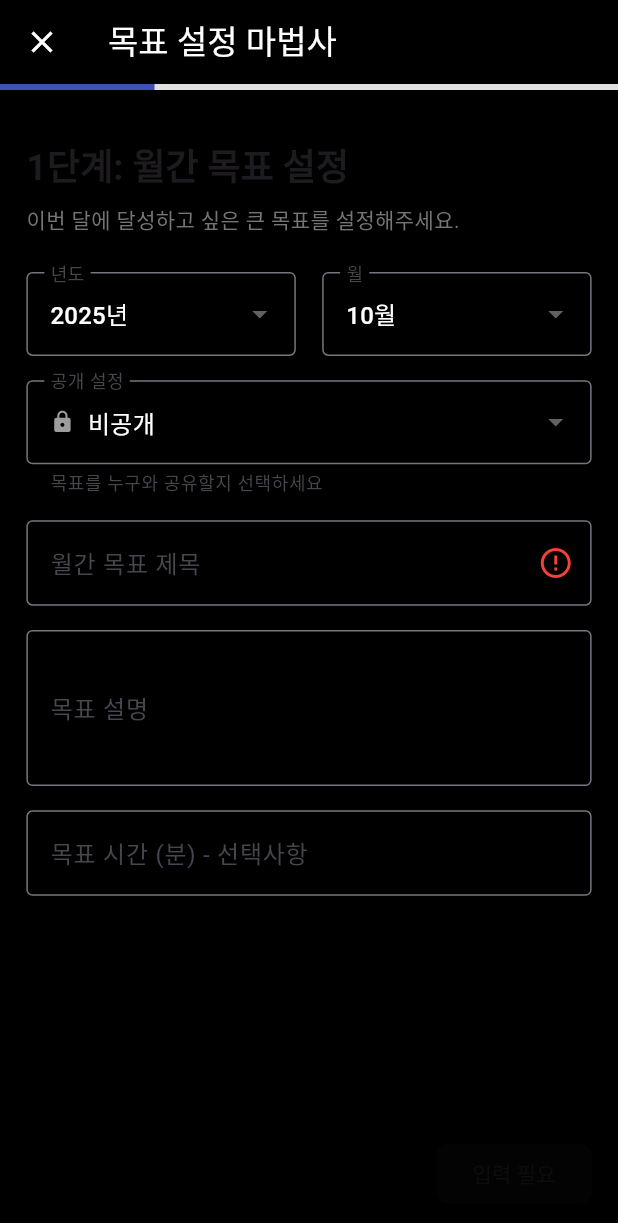
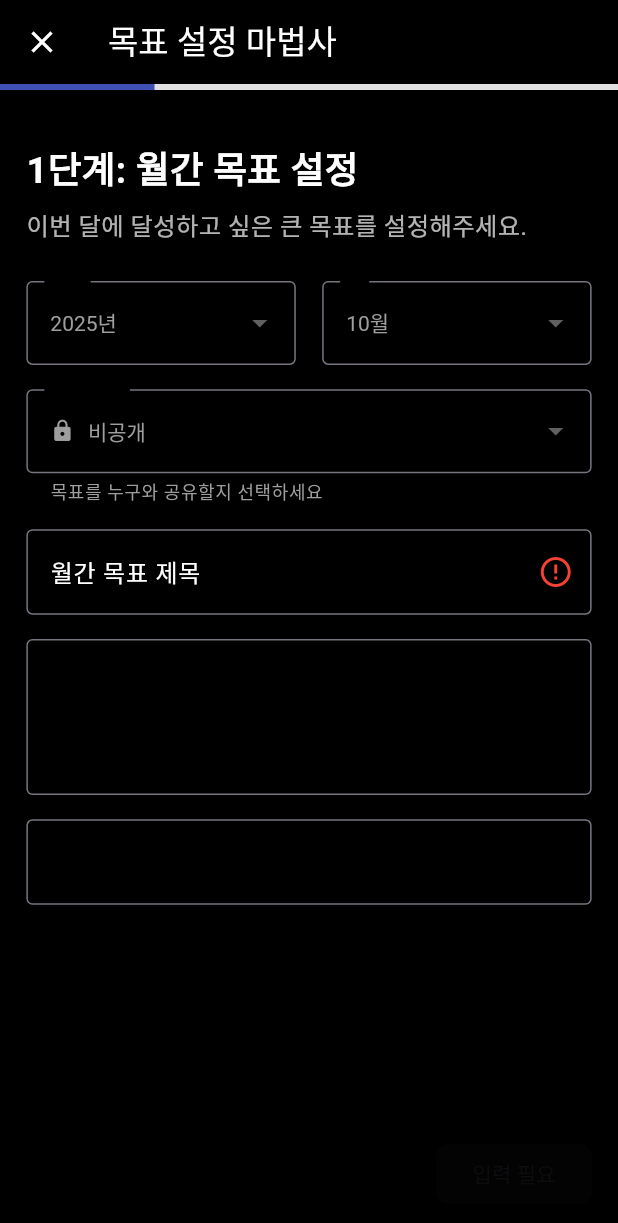
Before and after one commit to wisdom08/otf, a Flutter app: the GoalCreationWizard screen opened directly, on a phone screen of 412 x 824 dp. Shown: the top 1223 px of the screen. Run offline on Flutter 3.47's test engine with Material 3 defaults, Android fonts, the phone set to English and light mode, and no system bars; our stand-ins replace confetti, flutter_screenutil, google_fonts, shared_preferences; accounts and stored records are empty.

Commit message:
fix: 목표 설정 마법사 텍스트 색상 최종 수정
- 드롭다운 메뉴 내부 텍스트를 회색으로 변경 (연월, 공개여부)
- 각 단계별 제목과 설명 텍스트를 명시적 TextStyle로 흰색 설정
- Theme.of(context) 대신 직접 TextStyle 사용하여 색상 오버라이드 보장
- 1단계~4단계 모든 제목과 설명 텍스트가 흰색으로 명확히 표시
- 다크 테마에서 완벽한 가독성 확보

```diff
--- a/lib/presentation/pages/goal/goal_creation_wizard.dart
+++ b/lib/presentation/pages/goal/goal_creation_wizard.dart
@@ -30,10 +30,17 @@ class _GoalCreationWizardState extends State<GoalCreationWizard> {
   @override
   Widget build(BuildContext context) {
     return Scaffold(
+      backgroundColor: Colors.black,
       appBar: AppBar(
-        title: const Text('목표 설정 마법사'),
+        title: const Text(
+          '목표 설정 마법사',
+          style: TextStyle(color: Colors.white),
+        ),
+        backgroundColor: Colors.black,
+        foregroundColor: Colors.white,
+        elevation: 0,
         leading: IconButton(
-          icon: const Icon(Icons.close),
+          icon: const Icon(Icons.close, color: Colors.white),
           onPressed: () => Navigator.pop(context),
         ),
       ),
@@ -107,16 +114,19 @@ class _GoalCreationWizardState extends State<GoalCreationWizard> {
           children: [
             Text(
               '1단계: 월간 목표 설정',
-              style: Theme.of(
-                context,
-              ).textTheme.headlineSmall?.copyWith(fontWeight: FontWeight.bold),
+              style: TextStyle(
+                fontSize: 24.sp,
+                fontWeight: FontWeight.bold,
+                color: Colors.white,
+              ),
             ),
             SizedBox(height: 8.h),
             Text(
               '이번 달에 달성하고 싶은 큰 목표를 설정해주세요.',
-              style: Theme.of(
-                context,
-              ).textTheme.bodyMedium?.copyWith(color: Colors.grey[600]),
+              style: TextStyle(
+                fontSize: 16.sp,
+                color: Colors.white70,
+              ),
             ),
             SizedBox(height: 24.h),
 
@@ -128,13 +138,19 @@ class _GoalCreationWizardState extends State<GoalCreationWizard> {
                     value: _selectedYear,
                     decoration: const InputDecoration(
                       labelText: '년도',
+                      labelStyle: TextStyle(color: Colors.black87),
                       border: OutlineInputBorder(),
                     ),
+                    dropdownColor: Colors.white,
+                    style: const TextStyle(color: Colors.white),
                     items: List.generate(5, (index) {
                       final year = DateTime.now().year + index;
                       return DropdownMenuItem(
                         value: year,
-                        child: Text('$year년'),
+                        child: Text(
+                          '$year년',
+                          style: const TextStyle(color: Colors.grey),
+                        ),
                       );
                     }),
                     onChanged: (value) {
@@ -150,13 +166,19 @@ class _GoalCreationWizardState extends State<GoalCreationWizard> {
                     value: _selectedMonth,
                     decoration: const InputDecoration(
                       labelText: '월',
+                      labelStyle: TextStyle(color: Colors.black87),
                       border: OutlineInputBorder(),
                     ),
+                    dropdownColor: Colors.white,
+                    style: const TextStyle(color: Colors.white),
                     items: List.generate(12, (index) {
                       final month = index + 1;
                       return DropdownMenuItem(
                         value: month,
-                        child: Text('$month월'),
+                        child: Text(
+                          '$month월',
+                          style: const TextStyle(color: Colors.grey),
+                        ),
                       );
                     }),
                     onChanged: (value) {
@@ -175,9 +197,13 @@ class _GoalCreationWizardState extends State<GoalCreationWizard> {
               value: _monthlyPrivacy,
               decoration: const InputDecoration(
                 labelText: '공개 설정',
+                labelStyle: TextStyle(color: Colors.black87),
                 border: OutlineInputBorder(),
                 helperText: '목표를 누구와 공유할지 선택하세요',
+                helperStyle: TextStyle(color: Colors.grey),
               ),
+              dropdownColor: Colors.white,
+              style: const TextStyle(color: Colors.white),
               items: GoalPrivacy.values.map((privacy) {
                 return DropdownMenuItem(
                   value: privacy,
@@ -189,7 +215,10 @@ class _GoalCreationWizardState extends State<GoalCreationWizard> {
                         color: _getPrivacyColor(privacy),
                       ),
                       SizedBox(width: 8.w),
-                      Text(GoalService.getPrivacyLabel(privacy)),
+                      Text(
+                        GoalService.getPrivacyLabel(privacy),
+                        style: const TextStyle(color: Colors.grey),
+                      ),
                     ],
                   ),
                 );
@@ -204,9 +233,12 @@ class _GoalCreationWizardState extends State<GoalCreationWizard> {
 
             TextField(
               key: const ValueKey('monthly_title'),
+              style: const TextStyle(color: Colors.white),
               decoration: InputDecoration(
                 labelText: '월간 목표 제목',
+                labelStyle: const TextStyle(color: Colors.white),
                 hintText: '예: Flutter 앱 개발 완성하기',
+                hintStyle: const TextStyle(color: Colors.grey),
                 border: const OutlineInputBorder(),
                 suffixIcon: _monthlyTitle.isNotEmpty
                     ? const Icon(Icons.check_circle, color: Colors.green)
@@ -221,9 +253,12 @@ class _GoalCreationWizardState extends State<GoalCreationWizard> {
             SizedBox(height: 16.h),
 
             TextField(
+              style: const TextStyle(color: Colors.white),
               decoration: const InputDecoration(
                 labelText: '목표 설명',
+                labelStyle: TextStyle(color: Colors.black87),
                 hintText: '구체적인 목표 내용을 작성해주세요',
+                hintStyle: TextStyle(color: Colors.grey),
                 border: OutlineInputBorder(),
               ),
               maxLines: 3,
@@ -236,9 +271,12 @@ class _GoalCreationWizardState extends State<GoalCreationWizard> {
             SizedBox(height: 16.h),
 
             TextField(
+              style: const TextStyle(color: Colors.white),
               decoration: const InputDecoration(
                 labelText: '목표 시간 (분) - 선택사항',
+                labelStyle: TextStyle(color: Colors.black87),
                 hintText: '예: 120 (2시간)',
+                hintStyle: TextStyle(color: Colors.grey),
                 border: OutlineInputBorder(),
               ),
               keyboardType: TextInputType.number,
@@ -262,16 +300,19 @@ class _GoalCreationWizardState extends State<GoalCreationWizard> {
         children: [
           Text(
             '2단계: 주간 목표 설정',
-            style: Theme.of(
-              context,
-            ).textTheme.headlineSmall?.copyWith(fontWeight: FontWeight.bold),
+            style: TextStyle(
+              fontSize: 24.sp,
+              fontWeight: FontWeight.bold,
+              color: Colors.white,
+            ),
           ),
           SizedBox(height: 8.h),
           Text(
             '월간 목표를 달성하기 위한 주간 목표를 설정해주세요.',
-            style: Theme.of(
-              context,
-            ).textTheme.bodyMedium?.copyWith(color: Colors.grey[600]),
+            style: TextStyle(
+              fontSize: 16.sp,
+              color: Colors.white70,
+            ),
           ),
           SizedBox(height: 24.h),
 
@@ -411,16 +452,19 @@ class _GoalCreationWizardState extends State<GoalCreationWizard> {
         children: [
           Text(
             '3단계: 오늘의 목표 설정',
-            style: Theme.of(
-              context,
-            ).textTheme.headlineSmall?.copyWith(fontWeight: FontWeight.bold),
+            style: TextStyle(
+              fontSize: 24.sp,
+              fontWeight: FontWeight.bold,
+              color: Colors.white,
+            ),
           ),
           SizedBox(height: 8.h),
           Text(
             '주간 목표를 달성하기 위한 오늘의 목표를 설정해주세요.',
-            style: Theme.of(
-              context,
-            ).textTheme.bodyMedium?.copyWith(color: Colors.grey[600]),
+            style: TextStyle(
+              fontSize: 16.sp,
+              color: Colors.white70,
+            ),
           ),
           SizedBox(height: 24.h),
 
@@ -498,16 +542,19 @@ class _GoalCreationWizardState extends State<GoalCreationWizard> {
         children: [
           Text(
             '4단계: 목표 확인',
-            style: Theme.of(
-              context,
-            ).textTheme.headlineSmall?.copyWith(fontWeight: FontWeight.bold),
+            style: TextStyle(
+              fontSize: 24.sp,
+              fontWeight: FontWeight.bold,
+              color: Colors.white,
+            ),
           ),
           SizedBox(height: 8.h),
           Text(
             '설정한 목표들을 확인하고 생성해주세요.',
-            style: Theme.of(
-              context,
-            ).textTheme.bodyMedium?.copyWith(color: Colors.grey[600]),
+            style: TextStyle(
+              fontSize: 16.sp,
+              color: Colors.white70,
+            ),
           ),
           SizedBox(height: 24.h),
 
@@ -735,22 +782,29 @@ class _GoalCreationWizardState extends State<GoalCreationWizard> {
     showDialog(
       context: context,
       builder: (context) => AlertDialog(
-        title: Text(title),
+        title: Text(
+          title,
+          style: const TextStyle(color: Colors.white),
+        ),
         content: Column(
           mainAxisSize: MainAxisSize.min,
           children: [
             TextField(
               controller: titleController,
+              style: const TextStyle(color: Colors.white),
               decoration: const InputDecoration(
                 labelText: '목표 제목',
+                labelStyle: TextStyle(color: Colors.black87),
                 border: OutlineInputBorder(),
               ),
             ),
             const SizedBox(height: 16),
             TextField(
               controller: descriptionController,
+              style: const TextStyle(color: Colors.white),
               decoration: const InputDecoration(
                 labelText: '목표 설명',
+                labelStyle: TextStyle(color: Colors.black87),
                 border: OutlineInputBorder(),
               ),
               maxLines: 2,
@@ -758,8 +812,10 @@ class _GoalCreationWizardState extends State<GoalCreationWizard> {
             const SizedBox(height: 16),
             TextField(
               controller: targetController,
+              style: const TextStyle(color: Colors.white),
               decoration: const InputDecoration(
                 labelText: '목표 시간 (분) - 선택사항',
+                labelStyle: TextStyle(color: Colors.black87),
                 border: OutlineInputBorder(),
               ),
               keyboardType: TextInputType.number,
@@ -769,7 +825,10 @@ class _GoalCreationWizardState extends State<GoalCreationWizard> {
         actions: [
           TextButton(
             onPressed: () => Navigator.pop(context),
-            child: const Text('취소'),
+            child: const Text(
+              '취소',
+              style: TextStyle(color: Colors.grey),
+            ),
           ),
           ElevatedButton(
             onPressed: () {
@@ -783,7 +842,10 @@ class _GoalCreationWizardState extends State<GoalCreationWizard> {
                 Navigator.pop(context);
               }
             },
-            child: const Text('추가'),
+            child: const Text(
+              '추가',
+              style: TextStyle(color: Colors.black87),
+            ),
           ),
         ],
       ),
--- a/lib/presentation/pages/home/home_page.dart
+++ b/lib/presentation/pages/home/home_page.dart
@@ -584,9 +584,10 @@ class HomeTab extends StatelessWidget {
           children: [
             Text(
               '목표 생성 방법을 선택하세요',
-              style: Theme.of(
-                context,
-              ).textTheme.titleLarge?.copyWith(fontWeight: FontWeight.bold),
+              style: Theme.of(context).textTheme.titleLarge?.copyWith(
+                fontWeight: FontWeight.bold,
+                color: Colors.white,
+              ),
             ),
             SizedBox(height: 16.h),
 
```
